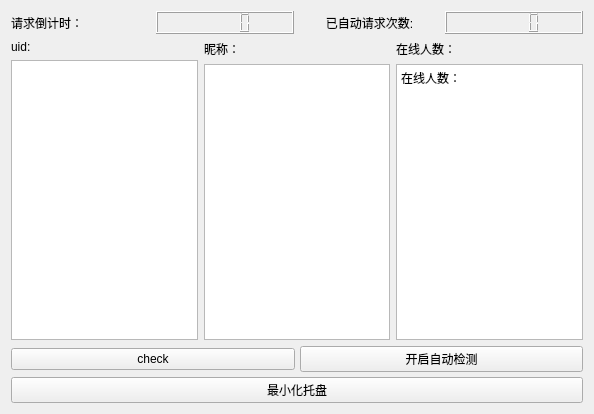
Before: the Qt Designer form 20210804/widget.ui in xuronghua2001/bilibiliLiveTimer, drawn with Qt 5.
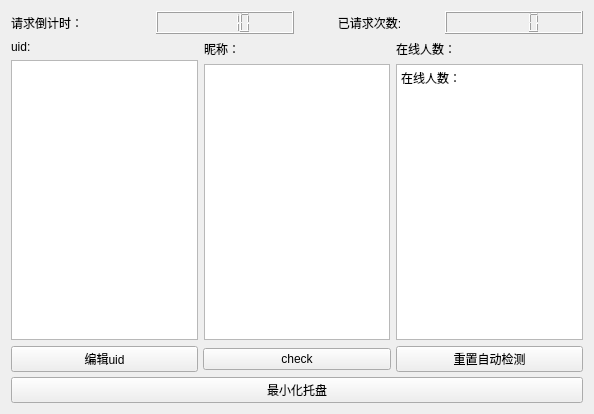
After: the same form once the commit is applied. Icons and pictures are not drawn.

The edit to the form file:
```diff
--- a/20210804/widget.ui
+++ b/20210804/widget.ui
@@ -49,6 +49,9 @@
          <property name="segmentStyle">
           <enum>QLCDNumber::Filled</enum>
          </property>
+         <property name="intValue" stdset="0">
+          <number>10</number>
+         </property>
         </widget>
        </item>
       </layout>
@@ -58,7 +61,7 @@
        <item>
         <widget class="QLabel" name="label_2">
          <property name="text">
-          <string>已自动请求次数:</string>
+          <string>已请求次数:</string>
          </property>
          <property name="scaledContents">
           <bool>true</bool>
@@ -152,6 +155,13 @@
        <property name="spacing">
         <number>5</number>
        </property>
+       <item>
+        <widget class="QPushButton" name="pushButton_4">
+         <property name="text">
+          <string>编辑uid</string>
+         </property>
+        </widget>
+       </item>
        <item>
         <widget class="QPushButton" name="pushButton">
          <property name="text">
@@ -162,7 +172,7 @@
        <item>
         <widget class="QPushButton" name="pushButton_2">
          <property name="text">
-          <string>开启自动检测</string>
+          <string>重置自动检测</string>
          </property>
         </widget>
        </item>
```
Left out of the diff: 6 changed lines with no effect on the pictures.
